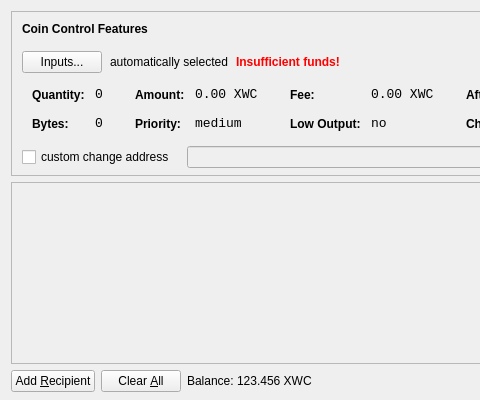
The window that src/qt/forms/sendcoinsdialog.ui (WhitecoinCore/whitecoin) describes before a commit, drawn with Qt 5; both pictures show x 0 to 480 and y 0 to 400 of the 850 by 400 pixel window.
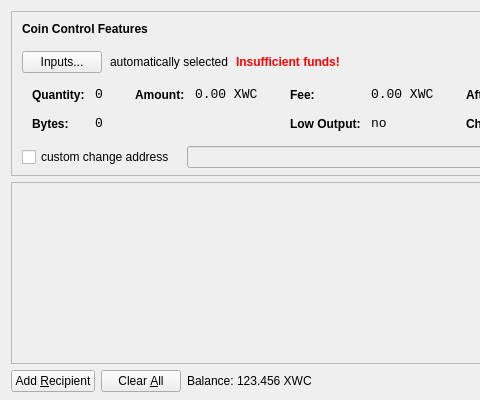
The same window after the commit. Icons and pictures are not drawn.

Commit message:
remove coin age priority
See https://github.com/bitcoin/bitcoin/issues/9601

Patch:
```diff
--- a/src/qt/forms/sendcoinsdialog.ui
+++ b/src/qt/forms/sendcoinsdialog.ui
@@ -328,38 +328,6 @@
                  </property>
                 </widget>
                </item>
-               <item row="1" column="0">
-                <widget class="QLabel" name="labelCoinControlPriorityText">
-                 <property name="styleSheet">
-                  <string notr="true">font-weight:bold;</string>
-                 </property>
-                 <property name="text">
-                  <string>Priority:</string>
-                 </property>
-                </widget>
-               </item>
-               <item row="1" column="1">
-                <widget class="QLabel" name="labelCoinControlPriority">
-                 <property name="font">
-                  <font>
-                   <family>Monospace</family>
-                   <pointsize>10</pointsize>
-                  </font>
-                 </property>
-                 <property name="cursor">
-                  <cursorShape>IBeamCursor</cursorShape>
-                 </property>
-                 <property name="contextMenuPolicy">
-                  <enum>Qt::ActionsContextMenu</enum>
-                 </property>
-                 <property name="text">
-                  <string>medium</string>
-                 </property>
-                 <property name="textInteractionFlags">
-                  <set>Qt::LinksAccessibleByMouse|Qt::TextSelectableByKeyboard|Qt::TextSelectableByMouse</set>
-                 </property>
-                </widget>
-               </item>
               </layout>
              </item>
              <item>
```
The commit also changes 8 other files.
